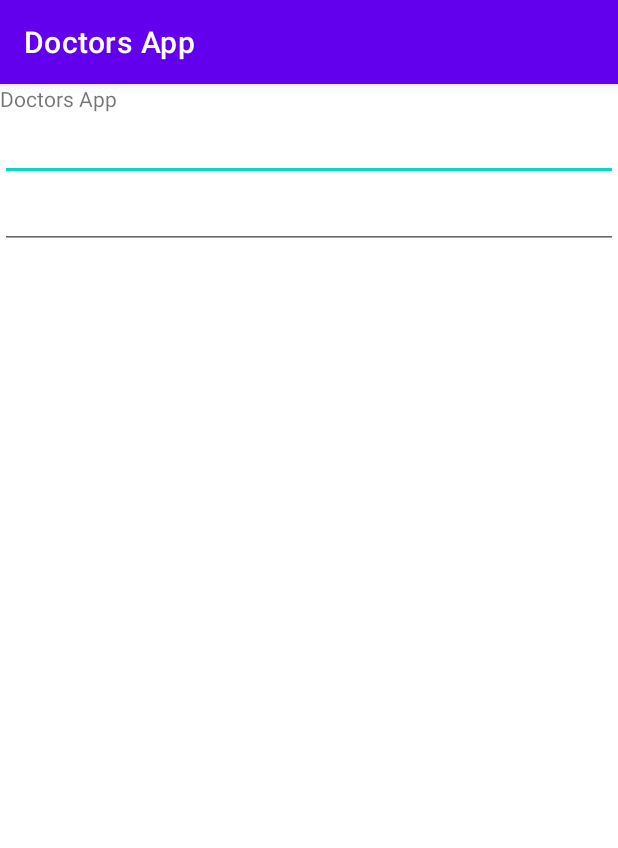
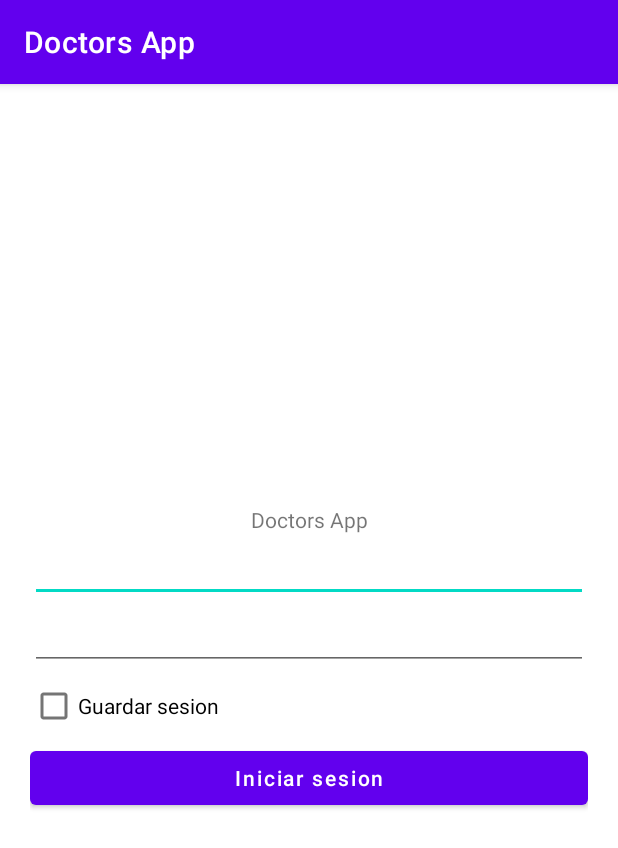
Before and after one commit to armandosalazar/doctors-app, an Android app: the screen it shows after launch (LoginActivity), on a phone screen of 412 x 824 dp. Shown: the top 848 px of the screen. Run offline under Robolectric (Android 15) with nearby library versions, the phone set to English and light mode, and no system bars.

Commit message:
Add Login Activity and Home Activity

```diff
--- a/app/src/main/AndroidManifest.xml
+++ b/app/src/main/AndroidManifest.xml
@@ -11,6 +11,9 @@
         android:supportsRtl="true"
         android:theme="@style/Theme.DoctorsApp"
         tools:targetApi="31">
+        <activity
+            android:name=".HomeActivity"
+            android:exported="false" />
         <activity
             android:name=".LoginActivity"
             android:exported="true">
--- a/app/src/main/res/layout/activity_login.xml
+++ b/app/src/main/res/layout/activity_login.xml
@@ -5,13 +5,16 @@
     android:layout_width="match_parent"
     android:layout_height="match_parent"
     android:orientation="vertical"
+    android:padding="20dp"
+    android:gravity="center"
     tools:context=".LoginActivity">
 
     <TextView
         android:id="@+id/textView"
         android:layout_width="match_parent"
         android:layout_height="wrap_content"
-        android:text="Doctors App" />
+        android:text="Doctors App"
+        android:textAlignment="center" />
 
     <EditText
         android:id="@+id/editTextTextEmailAddress"
@@ -25,4 +28,17 @@
         android:layout_height="wrap_content"
         android:inputType="textPassword" />
 
+    <CheckBox
+        android:id="@+id/checkBox"
+        android:layout_width="match_parent"
+        android:layout_height="wrap_content"
+        android:text="Guardar sesion" />
+
+    <Button
+        android:id="@+id/button"
+        android:layout_width="match_parent"
+        android:layout_height="wrap_content"
+        android:textAllCaps="false"
+        android:text="Iniciar sesion" />
+
 </LinearLayout>
```
Also changed, not shown: app/src/main/java/com/example/doctorsapp/HomeActivity.java (added, +14 -0 lines), app/src/main/res/layout/activity_home.xml (added, +9 -0 lines).
